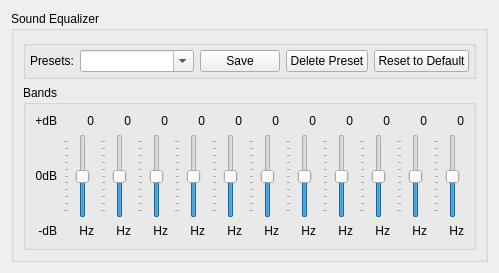
Before: the Qt Designer form src/dialogs/EqualizerDialog.ui in netrunner-debian-kde-extras/amarok, drawn with Qt 5.
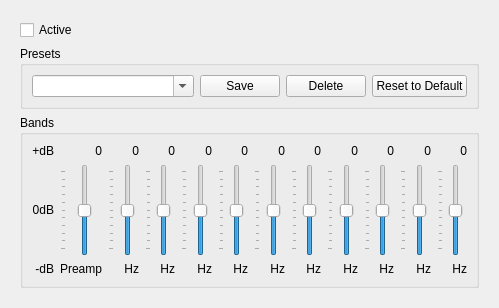
After: the same form once the commit is applied.

What changed in the file:
```diff
--- a/src/dialogs/EqualizerDialog.ui
+++ b/src/dialogs/EqualizerDialog.ui
@@ -7,44 +7,29 @@
     <x>0</x>
     <y>0</y>
     <width>499</width>
-    <height>270</height>
+    <height>308</height>
    </rect>
   </property>
   <layout class="QGridLayout" name="gridLayout_5">
    <item row="0" column="0">
-    <widget class="QGroupBox" name="EqualizerGroupBox">
-     <property name="sizePolicy">
-      <sizepolicy hsizetype="MinimumExpanding" vsizetype="MinimumExpanding">
-       <horstretch>0</horstretch>
-       <verstretch>0</verstretch>
-      </sizepolicy>
-     </property>
-     <property name="title">
-      <string>Sound Equalizer</string>
-     </property>
+    <widget class="QWidget" name="EqualizerWidget" native="true">
      <layout class="QVBoxLayout" name="verticalLayout_3">
       <item>
        <layout class="QVBoxLayout" name="verticalLayout">
+        <item>
+         <widget class="QCheckBox" name="activeCheckBox">
+          <property name="text">
+           <string>Active</string>
+          </property>
+         </widget>
+        </item>
         <item>
          <widget class="QGroupBox" name="eqPresetsGroupBox">
           <property name="title">
-           <string/>
+           <string>Presets</string>
           </property>
-          <property name="flat">
-           <bool>false</bool>
-          </property>
-          <layout class="QGridLayout" name="gridLayout_4">
-           <property name="margin">
-            <number>4</number>
-           </property>
-           <item row="1" column="0">
-            <widget class="QLabel" name="eqPresetslabel">
-             <property name="text">
-              <string>Presets:</string>
-             </property>
-            </widget>
-           </item>
-           <item row="1" column="1">
+          <layout class="QHBoxLayout" name="horizontalLayout_3">
+           <item>
             <widget class="QComboBox" name="eqPresets">
              <property name="sizePolicy">
               <sizepolicy hsizetype="Expanding" vsizetype="Fixed">
@@ -60,7 +45,7 @@
              </property>
             </widget>
            </item>
-           <item row="1" column="2">
+           <item>
             <widget class="QPushButton" name="eqPresetSaveBtn">
              <property name="sizePolicy">
               <sizepolicy hsizetype="Fixed" vsizetype="Fixed">
@@ -76,7 +61,7 @@
              </property>
             </widget>
            </item>
-           <item row="1" column="3">
+           <item>
             <widget class="QPushButton" name="eqPresetDeleteBtn">
              <property name="sizePolicy">
               <sizepolicy hsizetype="Fixed" vsizetype="Fixed">
@@ -88,11 +73,11 @@
               <string>Delete currently selected preset. Not available for built-in presets.</string>
              </property>
              <property name="text">
-              <string>Delete Preset</string>
+              <string>Delete</string>
              </property>
             </widget>
            </item>
-           <item row="1" column="4">
+           <item>
             <widget class="QPushButton" name="eqPresetResetBtn">
              <property name="sizePolicy">
               <sizepolicy hsizetype="Fixed" vsizetype="Fixed">
@@ -113,24 +98,9 @@
         </item>
         <item>
          <widget class="QGroupBox" name="eqBandsGroupBox">
-          <property name="sizePolicy">
-           <sizepolicy hsizetype="MinimumExpanding" vsizetype="MinimumExpanding">
-            <horstretch>0</horstretch>
-            <verstretch>0</verstretch>
-           </sizepolicy>
-          </property>
-          <property name="minimumSize">
-           <size>
-            <width>0</width>
-            <height>100</height>
-           </size>
-          </property>
           <property name="title">
            <string>Bands</string>
           </property>
-          <property name="flat">
-           <bool>false</bool>
-          </property>
           <layout class="QHBoxLayout" name="horizontalLayout_2">
            <item>
             <layout class="QHBoxLayout" name="horizontalLayout">
@@ -147,7 +117,7 @@
                 </widget>
                </item>
                <item row="0" column="1">
-                <widget class="QLabel" name="eqPreampLabel">
+                <widget class="QLabel" name="eqPreampValue">
                  <property name="text">
                   <string>0</string>
                  </property>
@@ -594,9 +564,9 @@
                 </widget>
                </item>
                <item row="2" column="1">
-                <widget class="QLabel" name="eqPreampValue">
+                <widget class="QLabel" name="eqPreampLabel">
                  <property name="text">
-                  <string>Hz</string>
+                  <string>Preamp</string>
                  </property>
                  <property name="alignment">
                   <set>Qt::AlignRight|Qt::AlignTop|Qt::AlignTrailing</set>
```
Left out of the diff: 2 changed lines with no effect on the pictures.
